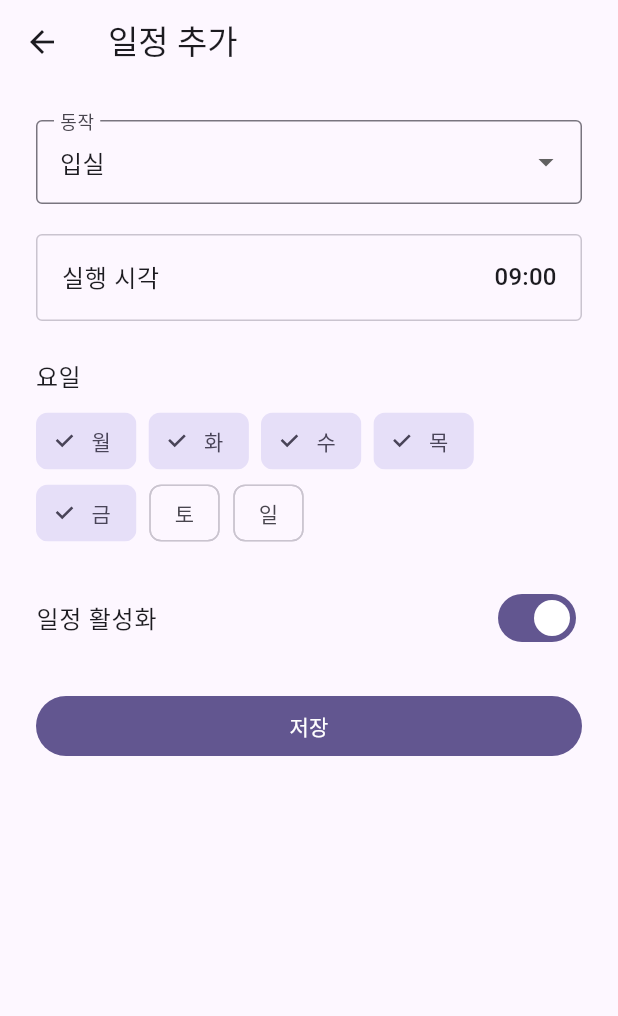
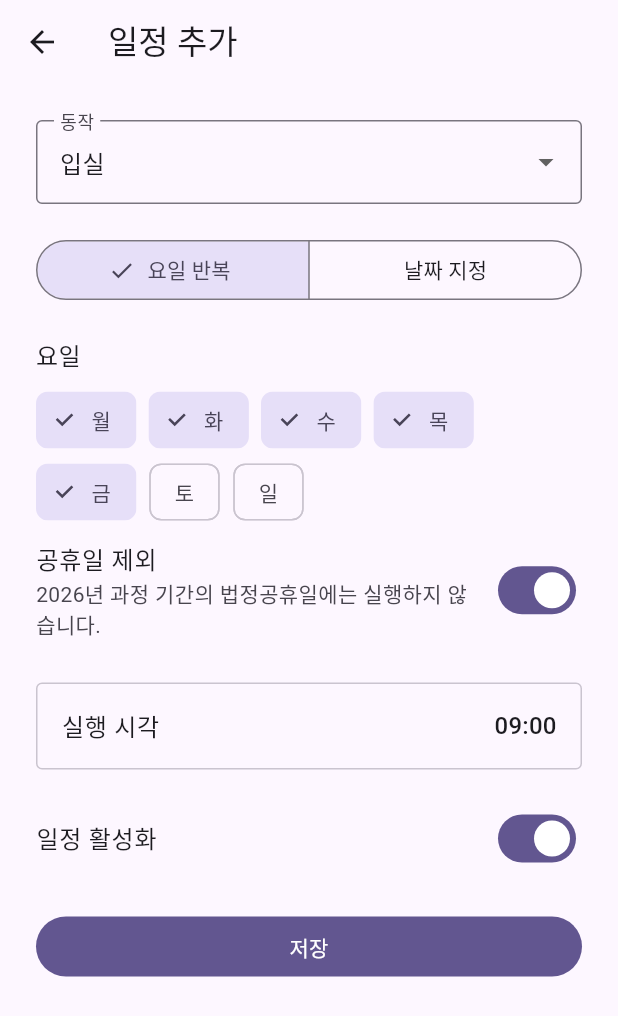
Before and after one commit to dh610/skaka-auto-lms, a Flutter app: the ScheduleEditScreen screen opened directly, on a phone screen of 412 x 824 dp. Shown: the top 1016 px of the screen. Run offline on Flutter 3.47's test engine with Material 3 defaults, Android fonts, the phone set to English and light mode, and no system bars; our stand-ins replace app_links, shared_preferences; accounts and stored records are empty.

Commit message:
feat: support holiday exclusion and one-time schedules

```diff
--- a/lib/features/schedule/domain/attendance_schedule.dart
+++ b/lib/features/schedule/domain/attendance_schedule.dart
@@ -10,6 +10,15 @@ enum AttendanceAction {
   final String eventType;
 }
 
+enum ScheduleRecurrence {
+  weekly('요일 반복'),
+  once('날짜 지정');
+
+  const ScheduleRecurrence(this.label);
+
+  final String label;
+}
+
 class AttendanceSchedule {
   const AttendanceSchedule({
     required this.id,
@@ -18,16 +27,28 @@ class AttendanceSchedule {
     required this.minute,
     required this.weekdays,
     required this.enabled,
-  });
+    this.recurrence = ScheduleRecurrence.weekly,
+    this.date,
+    this.excludePublicHolidays = true,
+  }) : assert(recurrence == ScheduleRecurrence.weekly || date != null);
 
   factory AttendanceSchedule.fromJson(Map<String, dynamic> json) {
+    final recurrenceName = json['recurrence'] as String?;
+    final dateValue = json['date'] as String?;
     return AttendanceSchedule(
       id: json['id'] as String,
       action: AttendanceAction.values.byName(json['action'] as String),
       hour: json['hour'] as int,
       minute: json['minute'] as int,
-      weekdays: (json['weekdays'] as List<dynamic>).cast<int>().toSet(),
+      weekdays: (json['weekdays'] as List<dynamic>? ?? const [])
+          .cast<int>()
+          .toSet(),
       enabled: json['enabled'] as bool? ?? true,
+      recurrence: recurrenceName == null
+          ? ScheduleRecurrence.weekly
+          : ScheduleRecurrence.values.byName(recurrenceName),
+      date: dateValue == null ? null : DateTime.parse(dateValue),
+      excludePublicHolidays: json['excludePublicHolidays'] as bool? ?? true,
     );
   }
 
@@ -37,13 +58,30 @@ class AttendanceSchedule {
   final int minute;
   final Set<int> weekdays;
   final bool enabled;
+  final ScheduleRecurrence recurrence;
+  final DateTime? date;
+  final bool excludePublicHolidays;
 
   int get minutesSinceMidnight => hour * 60 + minute;
 
   String get formattedTime =>
       '${hour.toString().padLeft(2, '0')}:${minute.toString().padLeft(2, '0')}';
 
-  bool occursOn(DateTime date) => enabled && weekdays.contains(date.weekday);
+  String get recurrenceLabel {
+    if (recurrence == ScheduleRecurrence.weekly) {
+      final days = formatWeekdays(weekdays);
+      return excludePublicHolidays ? '$days · 공휴일 제외' : days;
+    }
+    return formatDate(date!);
+  }
+
+  bool matches(DateTime target) {
+    if (!enabled) return false;
+    if (recurrence == ScheduleRecurrence.weekly) {
+      return weekdays.contains(target.weekday);
+    }
+    return isSameDate(date!, target);
+  }
 
   AttendanceSchedule copyWith({
     AttendanceAction? action,
@@ -51,6 +89,9 @@ class AttendanceSchedule {
     int? minute,
     Set<int>? weekdays,
     bool? enabled,
+    ScheduleRecurrence? recurrence,
+    DateTime? date,
+    bool? excludePublicHolidays,
   }) {
     return AttendanceSchedule(
       id: id,
@@ -59,6 +100,10 @@ class AttendanceSchedule {
       minute: minute ?? this.minute,
       weekdays: weekdays ?? this.weekdays,
       enabled: enabled ?? this.enabled,
+      recurrence: recurrence ?? this.recurrence,
+      date: date ?? this.date,
+      excludePublicHolidays:
+          excludePublicHolidays ?? this.excludePublicHolidays,
     );
   }
 
@@ -69,6 +114,9 @@ class AttendanceSchedule {
     'minute': minute,
     'weekdays': weekdays.toList()..sort(),
     'enabled': enabled,
+    'recurrence': recurrence.name,
+    'date': date == null ? null : formatIsoDate(date!),
+    'excludePublicHolidays': excludePublicHolidays,
   };
 }
 
@@ -97,3 +145,15 @@ String formatWeekdays(Set<int> weekdays) {
       .map((entry) => entry.value)
       .join('·');
 }
+
+String formatIsoDate(DateTime date) =>
+    '${date.year.toString().padLeft(4, '0')}-'
+    '${date.month.toString().padLeft(2, '0')}-'
+    '${date.day.toString().padLeft(2, '0')}';
+
+String formatDate(DateTime date) => '${date.year}. ${date.month}. ${date.day}.';
+
+bool isSameDate(DateTime first, DateTime second) =>
+    first.year == second.year &&
+    first.month == second.month &&
+    first.day == second.day;
--- /dev/null
+++ b/lib/features/schedule/domain/training_calendar.dart
@@ -0,0 +1,33 @@
+import 'attendance_schedule.dart';
+
+class TrainingCalendar {
+  const TrainingCalendar._();
+
+  static final courseStart = DateTime(2026, 7, 14);
+  static final courseEnd = DateTime(2026, 12, 18);
+
+  static const publicHolidays = <String, String>{
+    '2026-07-17': '제헌절',
+    '2026-08-15': '광복절',
+    '2026-08-17': '대체공휴일(광복절)',
+    '2026-09-24': '추석',
+    '2026-09-25': '추석',
+    '2026-09-26': '추석',
+    '2026-10-03': '개천절',
+    '2026-10-05': '대체공휴일(개천절)',
+    '2026-10-09': '한글날',
+  };
+
+  static bool isWithinCourse(DateTime date) {
+    final target = DateTime(date.year, date.month, date.day);
+    return !target.isBefore(courseStart) && !target.isAfter(courseEnd);
+  }
+
+  static bool isPublicHoliday(DateTime date) {
+    return publicHolidays.containsKey(formatIsoDate(date));
+  }
+
+  static String? holidayName(DateTime date) {
+    return publicHolidays[formatIsoDate(date)];
+  }
+}
--- a/lib/features/schedule/presentation/schedule_edit_screen.dart
+++ b/lib/features/schedule/presentation/schedule_edit_screen.dart
@@ -1,6 +1,7 @@
 import 'package:flutter/material.dart';
 
 import '../domain/attendance_schedule.dart';
+import '../domain/training_calendar.dart';
 
 class ScheduleEditScreen extends StatefulWidget {
   const ScheduleEditScreen({super.key, this.initialSchedule});
@@ -14,7 +15,10 @@ class ScheduleEditScreen extends StatefulWidget {
 class _ScheduleEditScreenState extends State<ScheduleEditScreen> {
   late AttendanceAction _action;
   late TimeOfDay _time;
+  late ScheduleRecurrence _recurrence;
   late Set<int> _weekdays;
+  late DateTime _date;
+  late bool _excludePublicHolidays;
   late bool _enabled;
 
   bool get _editing => widget.initialSchedule != null;
@@ -25,6 +29,7 @@ class _ScheduleEditScreenState extends State<ScheduleEditScreen> {
     final initial = widget.initialSchedule;
     _action = initial?.action ?? AttendanceAction.checkIn;
     _time = TimeOfDay(hour: initial?.hour ?? 9, minute: initial?.minute ?? 0);
+    _recurrence = initial?.recurrence ?? ScheduleRecurrence.weekly;
     _weekdays =
         initial?.weekdays.toSet() ??
         {
@@ -34,7 +39,20 @@ class _ScheduleEditScreenState extends State<ScheduleEditScreen> {
           DateTime.thursday,
           DateTime.friday,
         };
+    _date = initial?.date ?? _defaultDate();
+    _excludePublicHolidays = initial?.excludePublicHolidays ?? true;
     _enabled = initial?.enabled ?? true;
+  }
+
+  DateTime _defaultDate() {
+    final today = DateTime.now();
+    if (today.isBefore(TrainingCalendar.courseStart)) {
+      return TrainingCalendar.courseStart;
+    }
+    if (today.isAfter(TrainingCalendar.courseEnd)) {
+      return TrainingCalendar.courseEnd;
+    }
+    return DateTime(today.year, today.month, today.day);
   }
 
   Future<void> _pickTime() async {
@@ -42,8 +60,19 @@ class _ScheduleEditScreenState extends State<ScheduleEditScreen> {
     if (selected != null && mounted) setState(() => _time = selected);
   }
 
+  Future<void> _pickDate() async {
+    final selected = await showDatePicker(
+      context: context,
+      initialDate: _date,
+      firstDate: TrainingCalendar.courseStart,
+      lastDate: TrainingCalendar.courseEnd,
+      helpText: '실행 날짜 선택',
+    );
+    if (selected != null && mounted) setState(() => _date = selected);
+  }
+
   void _save() {
-    if (_weekdays.isEmpty) {
+    if (_recurrence == ScheduleRecurrence.weekly && _weekdays.isEmpty) {
       ScaffoldMessenger.of(
         context,
       ).showSnackBar(const SnackBar(content: Text('요일을 하나 이상 선택해주세요.')));
@@ -58,7 +87,10 @@ class _ScheduleEditScreenState extends State<ScheduleEditScreen> {
         action: _action,
         hour: _time.hour,
         minute: _time.minute,
-        weekdays: _weekdays,
+        recurrence: _recurrence,
+        weekdays: _recurrence == ScheduleRecurrence.weekly ? _weekdays : {},
+        date: _recurrence == ScheduleRecurrence.once ? _date : null,
+        excludePublicHolidays: _excludePublicHolidays,
         enabled: _enabled,
       ),
     );
@@ -66,6 +98,7 @@ class _ScheduleEditScreenState extends State<ScheduleEditScreen> {
 
   @override
   Widget build(BuildContext context) {
+    final holidayName = TrainingCalendar.holidayName(_date);
     return Scaffold(
       appBar: AppBar(title: Text(_editing ? '일정 수정' : '일정 추가')),
       body: ListView(
@@ -90,20 +123,20 @@ class _ScheduleEditScreenState extends State<ScheduleEditScreen> {
             },
           ),
           const SizedBox(height: 20),
-          ListTile(
-            contentPadding: const EdgeInsets.symmetric(horizontal: 16),
-            shape: RoundedRectangleBorder(
-              borderRadius: BorderRadius.circular(4),
-              side: Divider.createBorderSide(context),
+          SegmentedButton<ScheduleRecurrence>(
+            segments: ScheduleRecurrence.values
+                .map(
+                  (value) =>
+                      ButtonSegment(value: value, label: Text(value.label)),
+                )
+                .toList(),
+            selected: {_recurrence},
+            onSelectionChanged: (selection) {
+              setState(() => _recurrence = selection.single);
+            },
           ),
-            title: const Text('실행 시각'),
-            trailing: Text(
-              '${_time.hour.toString().padLeft(2, '0')}:${_time.minute.toString().padLeft(2, '0')}',
-              style: Theme.of(context).textTheme.titleMedium,
-            ),
-            onTap: _pickTime,
-          ),
-          const SizedBox(height: 24),
+          const SizedBox(height: 20),
+          if (_recurrence == ScheduleRecurrence.weekly) ...[
             Text('요일', style: Theme.of(context).textTheme.titleMedium),
             const SizedBox(height: 8),
             Wrap(
@@ -124,6 +157,50 @@ class _ScheduleEditScreenState extends State<ScheduleEditScreen> {
                 );
               }).toList(),
             ),
+            SwitchListTile(
+              contentPadding: EdgeInsets.zero,
+              title: const Text('공휴일 제외'),
+              subtitle: const Text('2026년 과정 기간의 법정공휴일에는 실행하지 않습니다.'),
+              value: _excludePublicHolidays,
+              onChanged: (value) {
+                setState(() => _excludePublicHolidays = value);
+              },
+            ),
+          ] else ...[
+            ListTile(
+              contentPadding: const EdgeInsets.symmetric(horizontal: 16),
+              shape: RoundedRectangleBorder(
+                borderRadius: BorderRadius.circular(4),
+                side: Divider.createBorderSide(context),
+              ),
+              title: const Text('실행 날짜'),
+              subtitle: holidayName == null ? null : Text(holidayName),
+              trailing: Text(
+                formatDate(_date),
+                style: Theme.of(context).textTheme.titleMedium,
+              ),
+              onTap: _pickDate,
+            ),
+            if (holidayName != null)
+              const Padding(
+                padding: EdgeInsets.only(top: 8),
+                child: Text('직접 지정한 일정은 공휴일에도 실행 대상으로 유지됩니다.'),
+              ),
+          ],
+          const SizedBox(height: 20),
+          ListTile(
+            contentPadding: const EdgeInsets.symmetric(horizontal: 16),
+            shape: RoundedRectangleBorder(
+              borderRadius: BorderRadius.circular(4),
+              side: Divider.createBorderSide(context),
+            ),
+            title: const Text('실행 시각'),
+            trailing: Text(
+              '${_time.hour.toString().padLeft(2, '0')}:${_time.minute.toString().padLeft(2, '0')}',
+              style: Theme.of(context).textTheme.titleMedium,
+            ),
+            onTap: _pickTime,
+          ),
           const SizedBox(height: 18),
           SwitchListTile(
             contentPadding: EdgeInsets.zero,
--- a/lib/features/schedule/presentation/schedule_list_screen.dart
+++ b/lib/features/schedule/presentation/schedule_list_screen.dart
@@ -87,7 +87,7 @@ class ScheduleListScreen extends StatelessWidget {
                   title: Text(
                     '${schedule.formattedTime} · ${schedule.action.label}',
                   ),
-                  subtitle: Text(formatWeekdays(schedule.weekdays)),
+                  subtitle: Text(schedule.recurrenceLabel),
                   trailing: Row(
                     mainAxisSize: MainAxisSize.min,
                     children: [
```
Also changed, not shown: lib/features/attendance/presentation/attendance_screen.dart (+9 -1 lines), lib/features/schedule/application/schedule_controller.dart (+8 -1 lines), 4 other files. Lines whose indentation alone changed are shown as unchanged.
